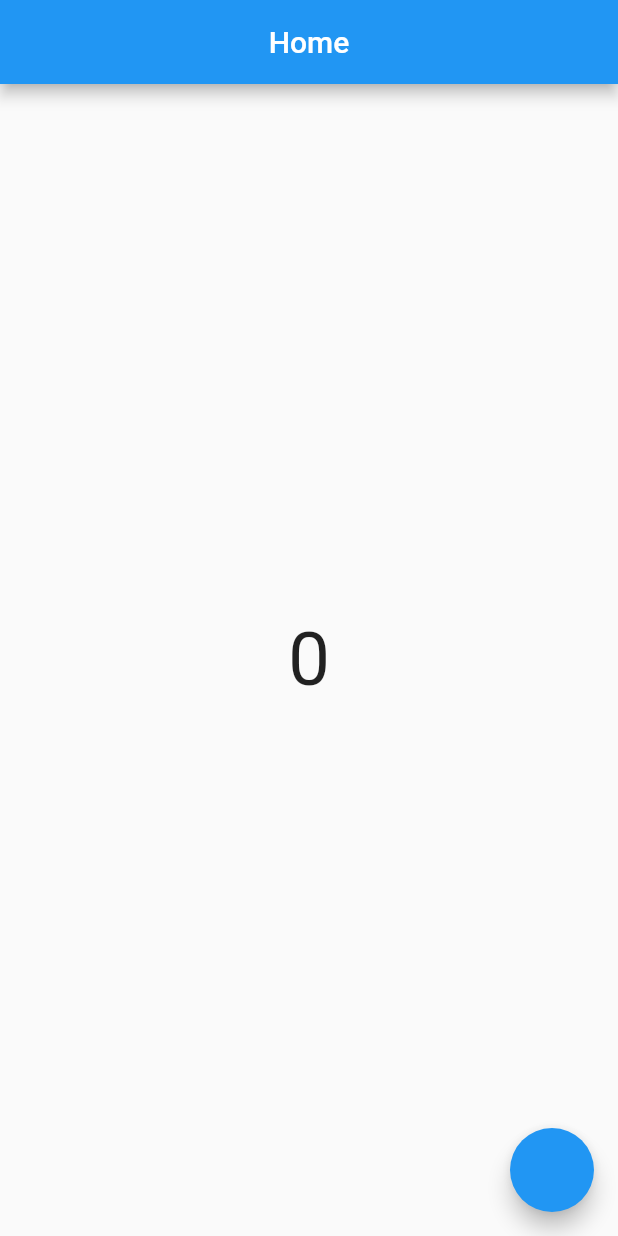
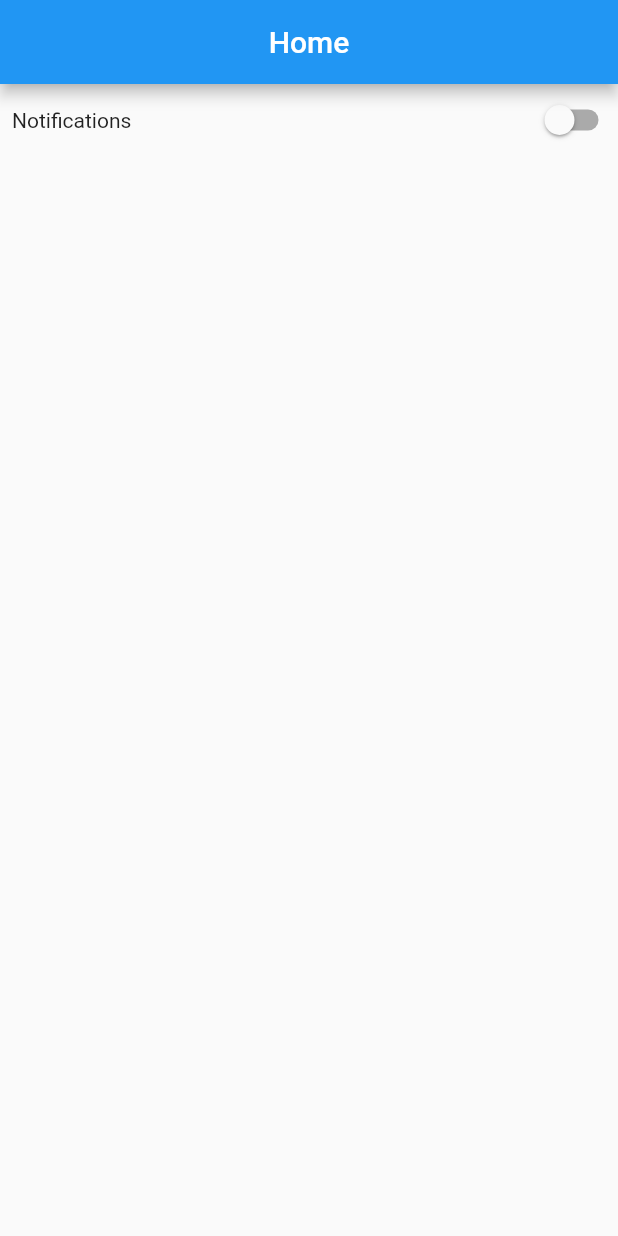
Before and after one commit to nirmal21332/get-x, a Flutter app: the screen it shows after launch, on a phone screen of 412 x 824 dp. Run offline on Flutter 3.47's test engine with Material 3 defaults, Android fonts, the phone set to English and light mode, and no system bars; our stand-ins replace get.

Commit message:
"Initial"

```diff
--- a/lib/counter_controller.dart
+++ b/lib/counter_controller.dart
@@ -1,9 +1,8 @@
 import 'package:get/get.dart';
 
 class CounterController extends GetxController{
-  RxInt count = 0.obs;
-void Increment(){
-  count.value++;
-  print(count.value);
+RxBool Notification=false.obs;
+switchcase(value){
+  Notification.value=value;
 }
 }
--- a/lib/home_screen.dart
+++ b/lib/home_screen.dart
@@ -1,7 +1,6 @@
 import 'package:flutter/material.dart';
 import 'package:get/get.dart';
 import 'package:getx/counter_controller.dart';
-import 'package:getx/screentwo.dart';
 
 class HomeScreen extends StatefulWidget {
   const HomeScreen({super.key});
@@ -21,15 +20,23 @@ class _HomeScreenState extends State<HomeScreen> {
         title: const Text('Home'),
         centerTitle: true,
       ),
-      body: Center(
-        child:Obx((){
-          return Text(controller.count.toString(),style: TextStyle(fontSize: 50),);
-        }),
-      ),
-      floatingActionButton: FloatingActionButton(
-        onPressed: (){
-          controller.Increment();
-        },
+      body: Column(
+        children: [
+          Row(
+            mainAxisAlignment: MainAxisAlignment.spaceBetween,
+            children: [
+              Padding(
+                padding: const EdgeInsets.all(8.0),
+                child: Text('Notifications'),
+              ),
+              Obx((){
+                return Switch(value:controller.Notification.value, onChanged: (value){
+                  controller.switchcase(value);
+                });
+              })
+            ],
+          )
+        ],
       ),
     );
   }
--- a/lib/main.dart
+++ b/lib/main.dart
@@ -1,9 +1,7 @@
 import 'package:flutter/material.dart';
 import 'package:get/get.dart';
 import 'package:getx/home_screen.dart';
-import 'package:getx/screentwo.dart';
 
-import 'languages.dart';
 
 void main() {
   runApp(const MyApp());
```
Also changed, not shown: lib/languages.dart (deleted, +0 -16 lines), lib/screentwo.dart (deleted, +0 -29 lines).
